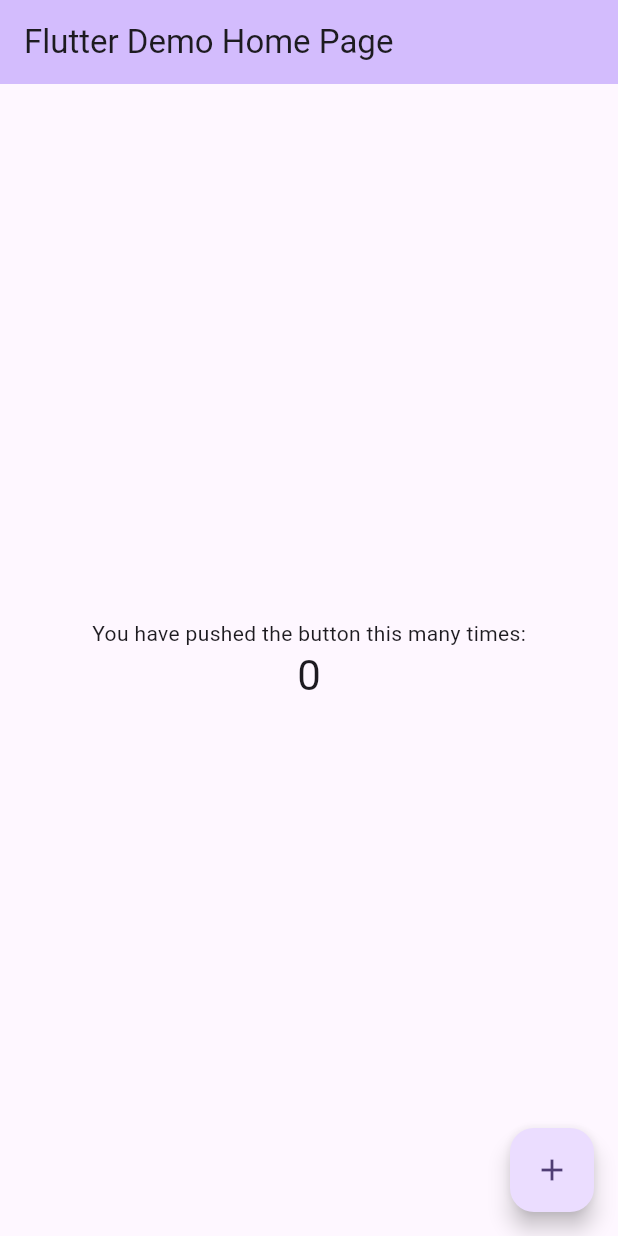
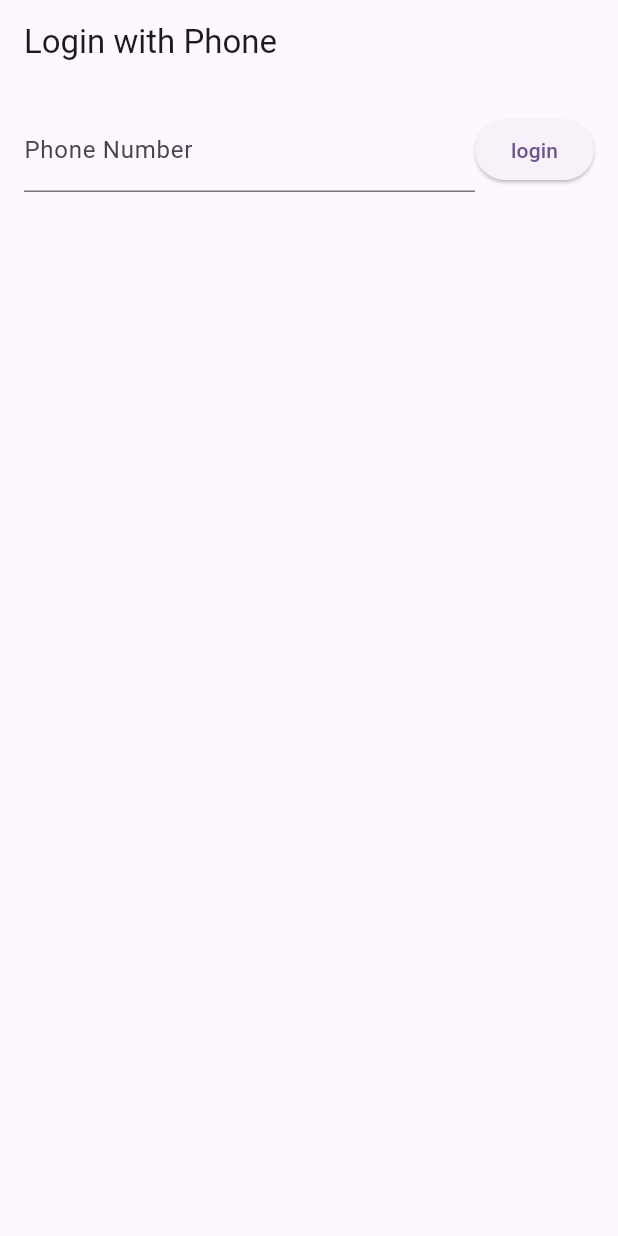
Before and after one commit to Muhammed-irshad-np/MarkItDone, a Flutter app: the screen it shows after launch, on a phone screen of 412 x 824 dp. Run offline on Flutter 3.47's test engine with Material 3 defaults, Android fonts, the phone set to English and light mode, and no system bars; our stand-ins replace cloud_firestore, firebase_auth, firebase_core; missing offline and left inert: dart:ffi; accounts and stored records are empty.

Commit message:
temp login

```diff
--- /dev/null
+++ b/devtools_options.yaml
@@ -0,0 +1,3 @@
+description: This file stores settings for Dart & Flutter DevTools.
+documentation: https://docs.flutter.dev/tools/devtools/extensions#configure-extension-enablement-states
+extensions:
--- a/lib/main.dart
+++ b/lib/main.dart
@@ -1,6 +1,13 @@
+import 'package:firebase_auth/firebase_auth.dart';
 import 'package:firebase_core/firebase_core.dart';
 import 'package:flutter/material.dart';
+import 'package:markitdone/data/repositories/user_repository.dart';
 import 'package:markitdone/firebase_options.dart';
+import 'package:markitdone/providers/view_models/auth_viewmodel.dart';
+import 'package:markitdone/ui/screens/auth_screen.dart';
+import 'package:markitdone/ui/screens/register_and_permission_screen.dart';
+import 'package:markitdone/ui/screens/task_creation.dart';
+import 'package:provider/provider.dart';
 
 void main() async {
   WidgetsFlutterBinding.ensureInitialized();
@@ -16,116 +23,24 @@
   // This widget is the root of your application.
   @override
   Widget build(BuildContext context) {
-    return MaterialApp(
-      title: 'Flutter Demo',
-      theme: ThemeData(
-        // This is the theme of your application.
-        //
-        // TRY THIS: Try running your application with "flutter run". You'll see
-        // the application has a purple toolbar. Then, without quitting the app,
-        // try changing the seedColor in the colorScheme below to Colors.green
-        // and then invoke "hot reload" (save your changes or press the "hot
-        // reload" button in a Flutter-supported IDE, or press "r" if you used
-        // the command line to start the app).
-        //
-        // Notice that the counter didn't reset back to zero; the application
-        // state is not lost during the reload. To reset the state, use hot
-        // restart instead.
-        //
-        // This works for code too, not just values: Most code changes can be
-        // tested with just a hot reload.
-        colorScheme: ColorScheme.fromSeed(seedColor: Colors.deepPurple),
-        useMaterial3: true,
+    return MultiProvider(
+      providers: [
+        ChangeNotifierProvider(
+            create: (context) => AuthViewModel(UserRepository())),
+      ],
+      child: MaterialApp(
+        title: 'Flutter Demo',
+        theme: ThemeData(
+          colorScheme: ColorScheme.fromSeed(seedColor: Colors.deepPurple),
+          useMaterial3: true,
+        ),
+        initialRoute: '/',
+        routes: {
+          '/': (context) => AuthScreen(),
+          '/register': (context) => const RegisterAndPermissionScreen(),
+          '/task': (context) => const TaskCreationScreen(),
+        },
       ),
-      home: const MyHomePage(title: 'Flutter Demo Home Page'),
     );
   }
 }
-
-class MyHomePage extends StatefulWidget {
-  const MyHomePage({super.key, required this.title});
-
-  // This widget is the home page of your application. It is stateful, meaning
-  // that it has a State object (defined below) that contains fields that affect
-  // how it looks.
-
-  // This class is the configuration for the state. It holds the values (in this
-  // case the title) provided by the parent (in this case the App widget) and
-  // used by the build method of the State. Fields in a Widget subclass are
-  // always marked "final".
-
-  final String title;
-
-  @override
-  State<MyHomePage> createState() => _MyHomePageState();
-}
-
-class _MyHomePageState extends State<MyHomePage> {
-  int _counter = 0;
-
-  void _incrementCounter() {
-    setState(() {
-      // This call to setState tells the Flutter framework that something has
-      // changed in this State, which causes it to rerun the build method below
-      // so that the display can reflect the updated values. If we changed
-      // _counter without calling setState(), then the build method would not be
-      // called again, and so nothing would appear to happen.
-      _counter++;
-    });
-  }
-
-  @override
-  Widget build(BuildContext context) {
-    // This method is rerun every time setState is called, for instance as done
-    // by the _incrementCounter method above.
-    //
-    // The Flutter framework has been optimized to make rerunning build methods
-    // fast, so that you can just rebuild anything that needs updating rather
-    // than having to individually change instances of widgets.
-    return Scaffold(
-      appBar: AppBar(
-        // TRY THIS: Try changing the color here to a specific color (to
-        // Colors.amber, perhaps?) and trigger a hot reload to see the AppBar
-        // change color while the other colors stay the same.
-        backgroundColor: Theme.of(context).colorScheme.inversePrimary,
-        // Here we take the value from the MyHomePage object that was created by
-        // the App.build method, and use it to set our appbar title.
-        title: Text(widget.title),
-      ),
-      body: Center(
-        // Center is a layout widget. It takes a single child and positions it
-        // in the middle of the parent.
-        child: Column(
-          // Column is also a layout widget. It takes a list of children and
-          // arranges them vertically. By default, it sizes itself to fit its
-          // children horizontally, and tries to be as tall as its parent.
-          //
-          // Column has various properties to control how it sizes itself and
-          // how it positions its children. Here we use mainAxisAlignment to
-          // center the children vertically; the main axis here is the vertical
-          // axis because Columns are vertical (the cross axis would be
-          // horizontal).
-          //
-          // TRY THIS: Invoke "debug painting" (choose the "Toggle Debug Paint"
-          // action in the IDE, or press "p" in the console), to see the
-          // wireframe for each widget.
-          mainAxisAlignment: MainAxisAlignment.center,
-          children: <Widget>[
-            const Text(
-              'You have pushed the button this many times:',
-            ),
-            Text(
-              '$_counter',
-              style: Theme.of(context).textTheme.headlineMedium,
-            ),
-          ],
-        ),
-      ),
-      floatingActionButton: FloatingActionButton(
-        onPressed: _incrementCounter,
-        tooltip: 'Increment',
-        child: const Icon(Icons.add),
-      ), // This trailing comma makes auto-formatting nicer for build methods.
-    );
-  }
-}
--- /dev/null
+++ b/lib/providers/view_models/auth_viewmodel.dart
@@ -0,0 +1,56 @@
+import 'package:flutter/material.dart';
+import 'package:firebase_auth/firebase_auth.dart';
+import 'package:markitdone/data/repositories/user_repository.dart';
+
+class AuthViewModel extends ChangeNotifier {
+  final UserRepository _userRepository;
+  String _phoneNumber = '';
+  String _verificationId = '';
+  bool _isOTPSent = false;
+  String? documentId = '';
+
+  bool get isOTPSent => _isOTPSent;
+
+  AuthViewModel(this._userRepository);
+
+  void setPhoneNumber(String number) {
+    _phoneNumber = "+91$number";
+    notifyListeners();
+  }
+
+  // Method to verify the phone number
+  Future<void> verifyPhoneNumber() async {
+    await _userRepository.sendOTP(_phoneNumber, (String verificationId) {
+      _verificationId =
+          verificationId; // Store the verification ID for later use
+      _isOTPSent = true; // OTP has been sent successfully
+      notifyListeners();
+    });
+  }
+
+  // Method to sign in with the OTP
+  Future<User?> signInWithOTP(String otp) async {
+    return await _userRepository.verifyOTP(_verificationId, otp);
+  }
+
+  Future<Map<String, dynamic>> registerorloginuser(BuildContext context) async {
+    if (_phoneNumber.isEmpty) {
+      ScaffoldMessenger.of(context).showSnackBar(
+        const SnackBar(
+          content: Text('Please enter a phone number'),
+        ),
+      );
+
+      return {'isFirstTimeUser': false, 'documentId': null};
+    }
+
+    final res = await _userRepository.registerorloginuser(_phoneNumber);
+    documentId = res['documentId'] ?? "";
+    notifyListeners();
+    return res;
+  }
+
+  Future<bool> updateUserNameAndStatus(String name, String documentId) async {
+    return await _userRepository.updateUserNameAndStatus(name, documentId);
+  }
+}
--- /dev/null
+++ b/lib/ui/screens/auth_screen.dart
@@ -0,0 +1,74 @@
+import 'package:flutter/material.dart';
+import 'package:markitdone/providers/view_models/auth_viewmodel.dart';
+import 'package:provider/provider.dart';
+
+class AuthScreen extends StatelessWidget {
+  @override
+  Widget build(BuildContext context) {
+    final viewModel = Provider.of<AuthViewModel>(context);
+    String otp = '';
+
+    return Scaffold(
+      appBar: AppBar(title: Text('Login with Phone')),
+      body: Padding(
+        padding: const EdgeInsets.all(16.0),
+        child: Column(
+          crossAxisAlignment: CrossAxisAlignment.start,
+          children: [
+            // Phone Number Input
+            Row(
+              children: [
+                Expanded(
+                  child: TextField(
+                    onChanged: viewModel.setPhoneNumber,
+                    decoration: InputDecoration(labelText: 'Phone Number'),
+                    keyboardType: TextInputType.phone,
+                  ),
+                ),
+                ElevatedButton(
+                  onPressed: () async {
+                    // Trigger phone number verification
+                    final res = await viewModel.registerorloginuser(context);
+                    if (res['isFirstTimeUser']) {
+                      Navigator.pushReplacementNamed(context, '/register');
+                    } else {
+                      Navigator.pushReplacementNamed(context, '/task');
+                    }
+                  },
+                  child: Text('login'),
+                ),
+              ],
+            ),
+            //  const   SizedBox(height: 20),
+
+            //     // OTP Input Field
+            //     TextField(
+            //       onChanged: (value) {
+            //         otp = value;
+            //       },
+            //       decoration: InputDecoration(labelText: 'Enter OTP'),
+            //       keyboardType: TextInputType.number,
+            //     ),
+            //  const   SizedBox(height: 20),
+
+            //     // Submit OTP Button
+            //     ElevatedButton(
+            //       onPressed: () async {
+            //         // Attempt to sign in with the OTP
+            //         var user = await viewModel.signInWithOTP(otp);
+            //         if (user != null) {
+            //           // Navigate to Home Screen
+            //           Navigator.pushReplacementNamed(context, '/home');
+            //         } else {
+            //           // Show error message
+            //           print('Error signing in');
+            //         }
+            //       },
+            //       child: Text('Submit'),
+            //     ),
+          ],
+        ),
+      ),
+    );
+  }
+}
--- a/pubspec.yaml
+++ b/pubspec.yaml
@@ -36,6 +36,9 @@ dependencies:
   # Use with the CupertinoIcons class for iOS style icons.
   cupertino_icons: ^1.0.8
   firebase_core: ^3.6.0
+  provider: ^6.1.2
+  firebase_auth: ^5.3.1
+  cloud_firestore: ^5.4.4
 
 dev_dependencies:
   flutter_test:
```
Also changed, not shown: lib/data/repositories/user_repository.dart (added, +121 -0 lines), lib/ui/screens/register_and_permission_screen.dart (added, +78 -0 lines), lib/ui/screens/task_creation.dart (added, +104 -0 lines), pubspec.lock, 4 other files.
